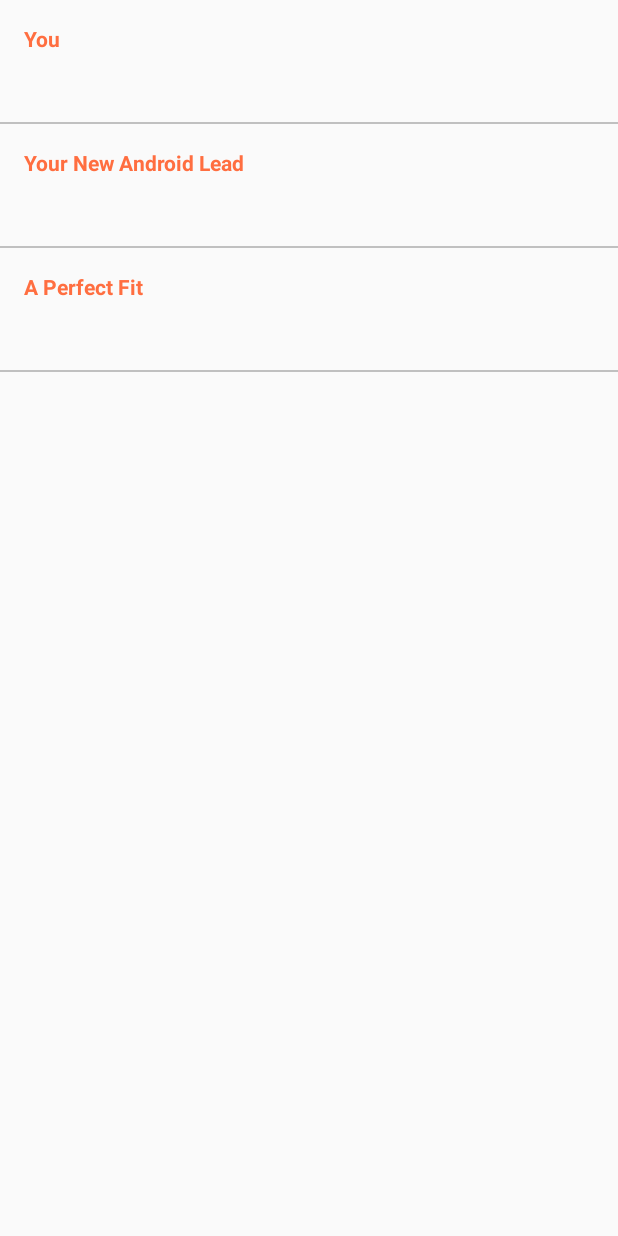
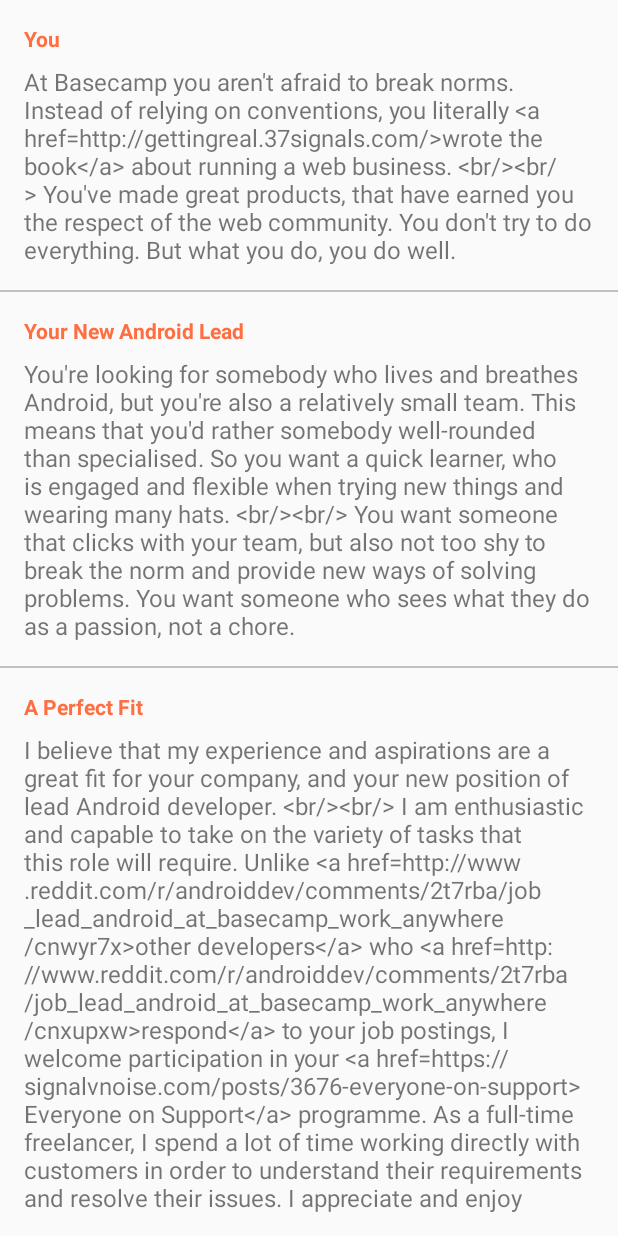
Before and after one commit to denley/DenleyBihari, an Android app: the layout page_why.xml on its own in the app's theme, with its tools: preview values and no code run, on a phone screen of 412 x 824 dp. Run offline under Robolectric (Android 15) with nearby library versions, the phone set to English and light mode, and no system bars.

Commit message:
Finished writing 'about' and 'why' pages

```diff
--- a/app/src/main/java/me/denley/denleybihari/AboutView.java
+++ b/app/src/main/java/me/denley/denleybihari/AboutView.java
@@ -21,7 +21,9 @@ import butterknife.InjectView;
 public class AboutView extends FrameLayout {
 
     @InjectView(R.id.content_heart) TextView heartContent;
+    @InjectView(R.id.content_trade) TextView tradeContent;
     @InjectView(R.id.profile_image) ImageView profileImage;
+
 
     public AboutView(Context context) {
         super(context);
@@ -31,6 +33,8 @@ public class AboutView extends FrameLayout {
         // Setup TextViews with clickable links
         heartContent.setText(Html.fromHtml(context.getString(R.string.content_heart)));
         heartContent.setMovementMethod(LinkMovementMethod.getInstance());
+        tradeContent.setText(Html.fromHtml(context.getString(R.string.content_trade)));
+        tradeContent.setMovementMethod(LinkMovementMethod.getInstance());
 
         // Load circular version of the profile image
         if(!isInEditMode()) {
--- a/app/src/main/java/me/denley/denleybihari/PortfolioView.java
+++ b/app/src/main/java/me/denley/denleybihari/PortfolioView.java
@@ -3,8 +3,6 @@ package me.denley.denleybihari;
 import android.content.Context;
 import android.view.LayoutInflater;
 import android.widget.FrameLayout;
-
-import butterknife.ButterKnife;
 
 /**
  * A custom View representing the "Portfolio" page.
@@ -16,7 +14,6 @@ public class PortfolioView extends FrameLayout {
     public PortfolioView(Context context) {
         super(context);
         LayoutInflater.from(context).inflate(R.layout.page_portfolio, this);
-        ButterKnife.inject(this);
     }
 
 }
--- a/app/src/main/res/layout/page_about.xml
+++ b/app/src/main/res/layout/page_about.xml
@@ -3,8 +3,8 @@
     xmlns:tools="http://schemas.android.com/tools"
     android:orientation="vertical"
     android:layout_width="match_parent"
-    android:layout_height="wrap_content">
-
+    android:layout_height="wrap_content"
+    >
 
     <LinearLayout
         android:orientation="horizontal"
@@ -78,6 +78,7 @@
         style="@style/ContentTitle"
         />
     <TextView
+        android:id="@+id/content_trade"
         android:text="@string/content_trade"
         android:layout_width="match_parent"
         android:layout_height="wrap_content"
--- a/app/src/main/res/layout/page_why.xml
+++ b/app/src/main/res/layout/page_why.xml
@@ -32,6 +32,7 @@
         style="@style/ContentTitle"
         />
     <TextView
+        android:id="@+id/content_this_job"
         android:text="@string/content_this_job"
         android:layout_width="match_parent"
         android:layout_height="wrap_content"
@@ -50,6 +51,7 @@
         style="@style/ContentTitle"
         />
     <TextView
+        android:id="@+id/content_a_perfect_fit"
         android:text="@string/content_a_perfect_fit"
         android:layout_width="match_parent"
         android:layout_height="wrap_content"
--- a/app/src/main/res/values/strings.xml
+++ b/app/src/main/res/values/strings.xml
@@ -10,9 +10,9 @@
 
     <string name="action_about">About Me</string>
     <string name="action_why">Why Basecamp?</string>
-    <string name="action_portfolio">Portfolio</string>
-    <string name="action_testimonials">Testimonials</string>
-    <string name="action_experience">Experience &amp; Education</string>
+    <string name="action_portfolio">My Portfolio</string>
+    <string name="action_testimonials">What Others Say</string>
+    <string name="action_experience">The Boring Stuff</string>
 
     <string name="action_more">More…</string>
     <string name="action_download">Download</string>
--- a/app/src/main/res/values/strings_experience.xml
+++ b/app/src/main/res/values/strings_experience.xml
@@ -1,5 +1,7 @@
 <?xml version="1.0" encoding="utf-8"?>
 <resources>
+
+    <string name="title_experience">Experience &amp; Education</string>
 
     <string name="role1">Android Developer</string>
     <string name="institution1">Self-Employed (Freelance)</string>
--- a/app/src/main/res/values/strings_portfolio.xml
+++ b/app/src/main/res/values/strings_portfolio.xml
@@ -1,5 +1,7 @@
 <?xml version="1.0" encoding="utf-8"?>
 <resources xmlns:tools="http://schemas.android.com/tools">
+
+    <string name="title_portfolio">Portfolio</string>
 
     <string name="name1">FusionCalc</string>
     <string name="client1">iOS Adaptation</string>
--- a/app/src/main/res/values/strings_testimonials.xml
+++ b/app/src/main/res/values/strings_testimonials.xml
@@ -1,5 +1,7 @@
 <?xml version="1.0" encoding="utf-8"?>
 <resources>
+
+    <string name="title_testimonials">Testimonials</string>
 
     <string name="author1">Graham Dawson</string>
     <string name="quote1">
--- a/app/src/main/res/values/strings_why.xml
+++ b/app/src/main/res/values/strings_why.xml
@@ -1,19 +1,58 @@
 <?xml version="1.0" encoding="utf-8"?>
 <resources>
 
+    <string name="title_why">Why Basecamp?</string>
+
     <string name="title_you">You</string>
     <string name="content_you">
+        At Basecamp you aren\'t afraid to break norms. Instead of relying on conventions, you
+        literally <![CDATA[<a href="http://gettingreal.37signals.com/">wrote the book</a>]]>
+        about running a web business.
+        <![CDATA[<br/><br/>]]>
 
+        You\'ve made great products, that have earned you the respect of the web community.
+        You don\'t try to do everything. But what you do, you do well.
     </string>
 
     <string name="title_this_job">Your New Android Lead</string>
     <string name="content_this_job">
+        You\'re looking for somebody who lives and breathes Android, but you\'re also a
+        relatively small team. This means that you\'d rather somebody well-rounded than
+        specialised. So you want a quick learner, who is engaged and flexible when trying
+        new things and wearing many hats.
+        <![CDATA[<br/><br/>]]>
 
+        You want someone that clicks with your team, but also not too shy to break the norm
+        and provide new ways of solving problems. You want someone who sees what they do as
+        a passion, not a chore.
     </string>
 
     <string name="title_a_perfect_fit">A Perfect Fit</string>
     <string name="content_a_perfect_fit">
+        I believe that my experience and aspirations are a great fit for your company,
+        and your new position of lead Android developer.
+        <![CDATA[<br/><br/>]]>
 
+        I am enthusiastic and capable to take on the variety of tasks that this role
+        will require. Unlike
+        <![CDATA[<a href="http://www.reddit.com/r/androiddev/comments/2t7rba/job_lead_android_at_basecamp_work_anywhere/cnwyr7x">other developers</a>]]>
+        who
+        <![CDATA[<a href="http://www.reddit.com/r/androiddev/comments/2t7rba/job_lead_android_at_basecamp_work_anywhere/cnxupxw">respond</a>]]>
+        to your job postings, I welcome participation in your
+        <![CDATA[<a href="https://signalvnoise.com/posts/3676-everyone-on-support">
+        Everyone on Support</a>]]> programme.
+        As a full-time freelancer, I spend a lot of time working directly with customers in order
+        to understand their requirements and resolve their issues. I appreciate and enjoy the
+        perspective that this provides. Eliciting and understanding use-cases directly from
+        customers is the only way to effectively develop and refine design and implementation
+        criteria.
+        <![CDATA[<br/><br/>]]>
+
+        I am ready to take the new challenges that this role will provide. Basecamp\'s Android
+        app has been downloaded by hundreds of thousands of users. This means that the role requires
+        great attention to detail, and a strength to absorb the scrutiny that the work will
+        inevitably attract. It will be tough, but it will be worth it. It will help me push my
+        skills to the next level.
     </string>
 
 </resources>
```
Also changed, not shown: app/src/main/java/me/denley/denleybihari/DrawerListItem.java (+9 -0 lines), app/src/main/java/me/denley/denleybihari/NavigationDrawerView.java (+4 -4 lines), app/src/main/java/me/denley/denleybihari/PortfolioCardView.java (+10 -7 lines), app/src/main/java/me/denley/denleybihari/WhyView.java (+17 -0 lines), app/src/main/res/values/strings_about.xml (+27 -10 lines).
